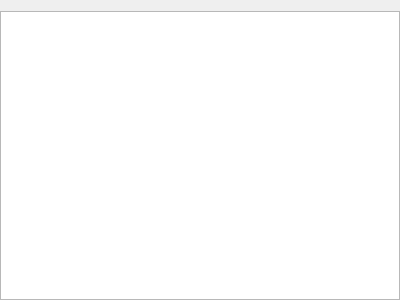
This is application/GUI/WidgetDownloads.ui in Ummon/D-LAN as Qt 5 draws it before an edit. The edited form follows.
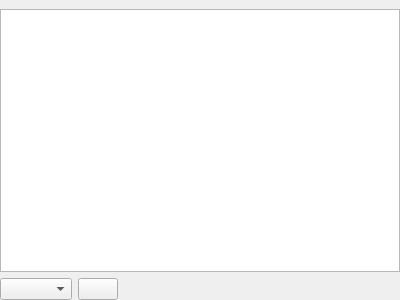
This is the edited form. Icons and pictures are not drawn.

```diff
--- a/application/GUI/WidgetDownloads.ui
+++ b/application/GUI/WidgetDownloads.ui
@@ -13,10 +13,16 @@
   <property name="windowTitle">
    <string>Downloads</string>
   </property>
-  <layout class="QVBoxLayout" name="verticalLayout">
+  <layout class="QVBoxLayout" name="layMain">
+   <property name="spacing">
+    <number>6</number>
+   </property>
    <property name="leftMargin">
     <number>0</number>
    </property>
+   <property name="topMargin">
+    <number>9</number>
+   </property>
    <property name="rightMargin">
     <number>0</number>
    </property>
@@ -26,6 +32,40 @@
    <item>
     <widget class="QTableView" name="tblDownloads"/>
    </item>
+   <item>
+    <layout class="QHBoxLayout" name="layTools">
+     <item>
+      <widget class="QComboBox" name="cmbFilter"/>
+     </item>
+     <item>
+      <widget class="QPushButton" name="butRemoveComplete">
+       <property name="toolTip">
+        <string>Remove completed files</string>
+       </property>
+       <property name="text">
+        <string/>
+       </property>
+       <property name="icon">
+        <iconset resource="ressources.qrc">
+         <normaloff>:/icons/ressources/remove_complete_files.png</normaloff>:/icons/ressources/remove_complete_files.png</iconset>
+       </property>
+      </widget>
+     </item>
+     <item>
+      <spacer name="horizontalSpacer">
+       <property name="orientation">
+        <enum>Qt::Horizontal</enum>
+       </property>
+       <property name="sizeHint" stdset="0">
+        <size>
+         <width>40</width>
+         <height>20</height>
+        </size>
+       </property>
+      </spacer>
+     </item>
+    </layout>
+   </item>
   </layout>
  </widget>
  <resources/>
```
Left out of the diff: 4 changed lines with no effect on the pictures.
